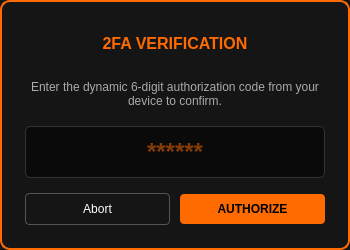
Before: the Qt Designer form ui/totpdialog.ui in zuni-gleam/OOP-Banking-Management-System, drawn with Qt 5.
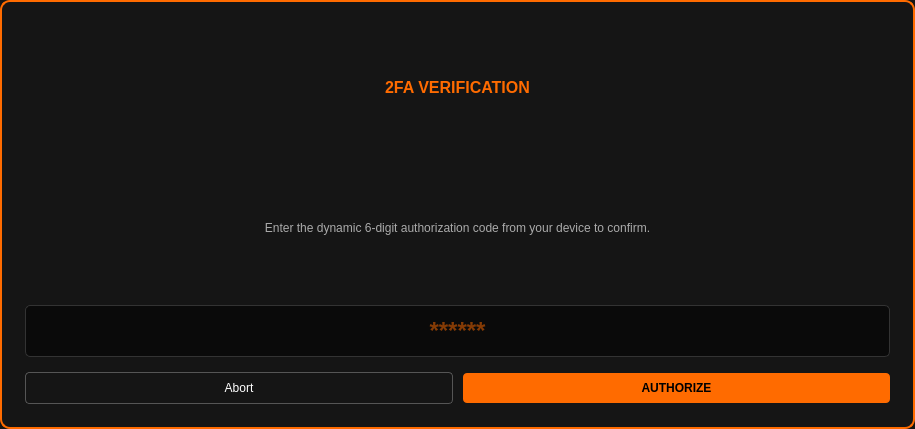
After: the same form once the commit is applied.

What changed in the file:
```diff
--- a/ui/totpdialog.ui
+++ b/ui/totpdialog.ui
@@ -6,8 +6,8 @@
    <rect>
     <x>0</x>
     <y>0</y>
-    <width>350</width>
-    <height>250</height>
+    <width>915</width>
+    <height>429</height>
    </rect>
   </property>
   <property name="windowTitle">
```
Left out of the diff: 16 changed lines with no effect on the pictures.
